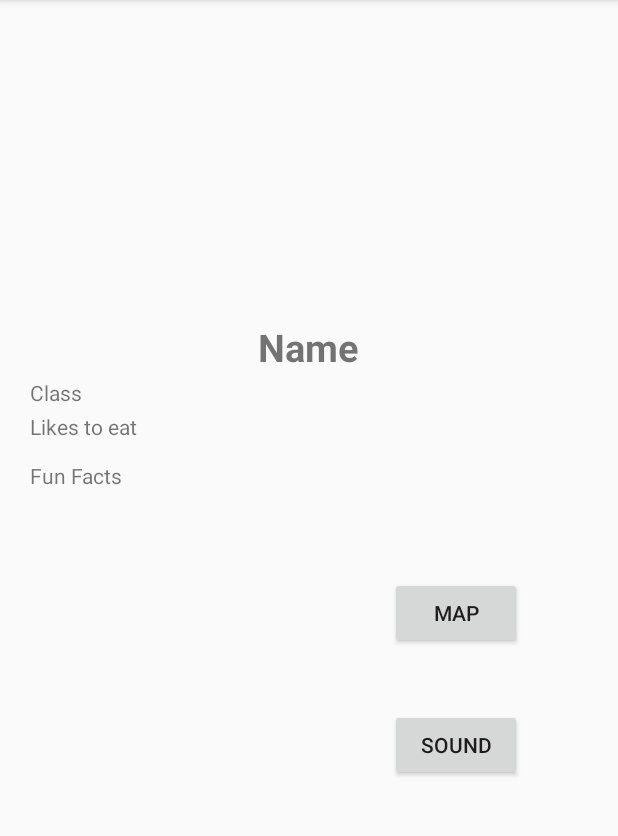
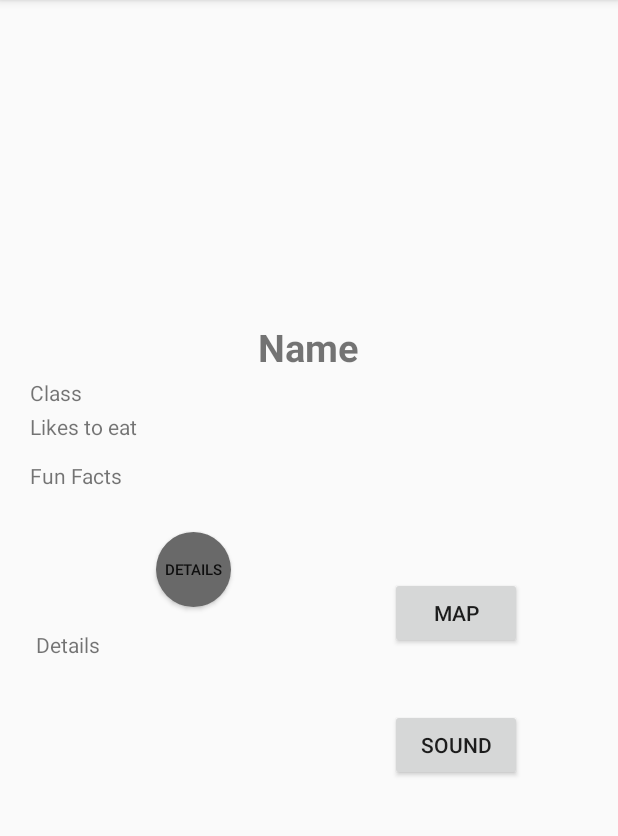
Before and after one commit to hosszualex/Montessori-Zoo, an Android app: the AnimalPage screen opened directly, with no data from a screen before it, on a phone screen of 412 x 824 dp, the part 84-920 px from its top. Run offline under Robolectric (Android 15) with nearby library versions, the phone set to English and light mode, and no system bars; 7 statements that could not run were skipped.

Commit message:
FInished sound button and details button for the animal.

```diff
--- a/app/src/main/java/com/example/montessorizoo/AnimalPage.java
+++ b/app/src/main/java/com/example/montessorizoo/AnimalPage.java
@@ -2,6 +2,8 @@ package com.example.montessorizoo;
 
 import android.content.Intent;
 import android.media.MediaPlayer;
+import android.net.Uri;
+import android.os.Environment;
 import android.support.v7.app.AppCompatActivity;
 import android.os.Bundle;
 import android.view.View;
@@ -12,6 +14,8 @@ import android.widget.TextView;
 
 import org.w3c.dom.Text;
 
+import java.io.File;
+
 public class AnimalPage extends AppCompatActivity {
 
     private TextView textView_name;
@@ -21,6 +25,10 @@ public class AnimalPage extends AppCompatActivity {
     private ImageView imageView_item;
     private Button button_map_animal;
     private Button button_sound;
+    private Button button_details;
+    private TextView textView_details;
+    private File file_sound;
+    private String file_name;
 
     @Override
     protected void onCreate(Bundle savedInstanceState) {
@@ -44,8 +52,26 @@ public class AnimalPage extends AppCompatActivity {
         imageView_item = findViewById(R.id.image_item);
         imageView_item.setImageResource(iInformation.getInt("IMAGE"));
 
+
+        button_details = findViewById(R.id.buttonDetail);
+        button_details.setOnClickListener(new View.OnClickListener() {
+            @Override
+            public void onClick(View v) {
+
+                button_details.setSelected(!button_details.isSelected());
+
+                if (button_details.isSelected()) {
+                    textView_details = findViewById(R.id.textViewDetails);
+                    textView_details.setText(iInformation.getString("DETAIL"));
+                }
+                else {
+                    textView_details.setText("Details");
+                }
+            }
+        });
+
+
         button_map_animal = findViewById(R.id.buttonMapAnimal);
-
         button_map_animal.setOnClickListener(new View.OnClickListener() {
             @Override
             public void onClick(View view) {
@@ -65,9 +91,10 @@ public class AnimalPage extends AppCompatActivity {
             }
         });
 
+        file_name = iInformation.getString("SOUND");
+        int resID = AnimalPage.this.getResources().getIdentifier(file_name,"raw",AnimalPage.this.getPackageName());
         button_sound = findViewById(R.id.buttonSound);
-
-        final MediaPlayer mp = MediaPlayer.create(this, R.raw.wolf_sound);
+        final MediaPlayer mp = MediaPlayer.create(this, resID);
         button_sound.setOnClickListener(new View.OnClickListener() {
             @Override
             public void onClick(View v) {
--- /dev/null
+++ b/app/src/main/res/drawable/roundedbutton.xml
@@ -0,0 +1,11 @@
+<?xml version="1.0" encoding="utf-8"?>
+<shape xmlns:android="http://schemas.android.com/apk/res/android"
+    android:shape="rectangle">
+    <solid android:color="#696969" />
+    <corners android:bottomRightRadius="30dp"
+        android:bottomLeftRadius="30dp"
+        android:topRightRadius="30dp"
+        android:topLeftRadius="30dp"
+
+        />
+</shape>
--- a/app/src/main/res/layout/activity_animal_page.xml
+++ b/app/src/main/res/layout/activity_animal_page.xml
@@ -115,6 +115,30 @@
             android:layout_marginTop="40dp"
             />
 
+        <Button
+            android:id="@+id/buttonDetail"
+            android:layout_width="50dp"
+            android:layout_height="50dp"
+            android:background="@drawable/roundedbutton"
+            android:text="Details"
+            android:textSize="10sp"
+            android:layout_alignParentTop="true"
+            android:layout_alignParentLeft="true"
+            android:layout_marginLeft="100dp"
+            android:layout_marginTop="10dp"
+            />
+
+        <TextView
+            android:id="@+id/textViewDetails"
+            android:layout_width="220dp"
+            android:layout_height="wrap_content"
+            android:text="Details"
+            android:layout_below="@+id/buttonDetail"
+            android:layout_marginLeft="20dp"
+            android:layout_marginTop="15dp"
+            android:maxLines="10"
+            />
+
 
     </RelativeLayout>
 
```
Also changed, not shown: app/src/main/java/com/example/montessorizoo/Animal_item.java (+11 -5 lines), app/src/main/java/com/example/montessorizoo/AnimalsList.java (+37 -3 lines), 1 other file.
